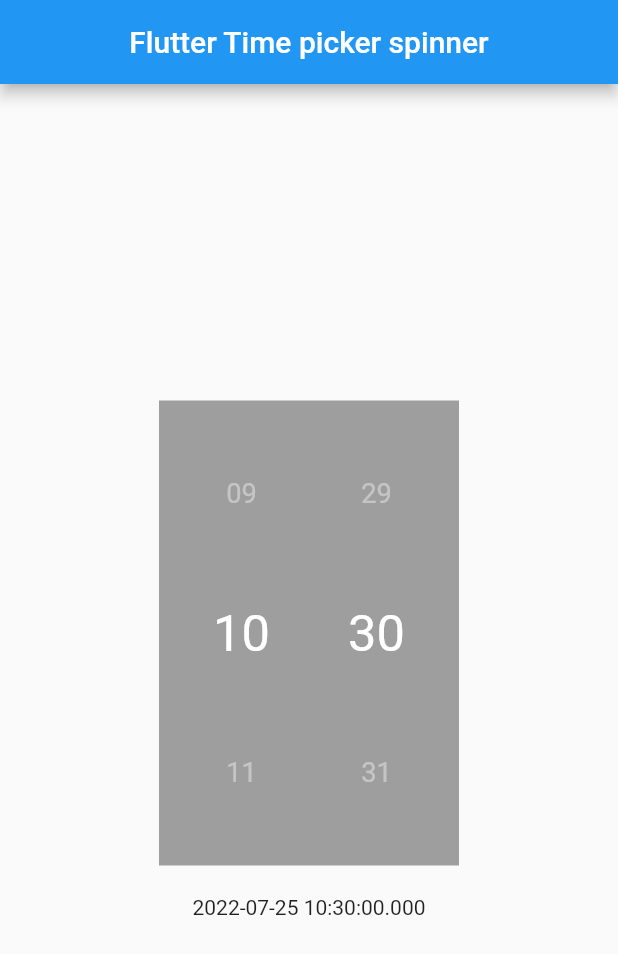
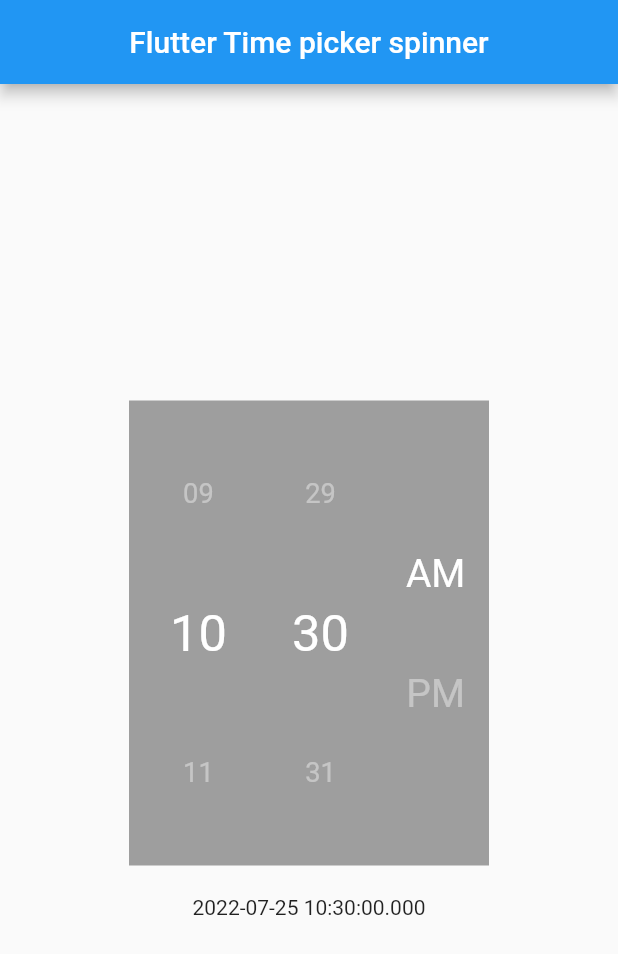
Before and after one commit to hamidjalili59/flutter_spinner_picker, a Flutter app: the screen it shows after launch, on a phone screen of 412 x 824 dp. Shown: the top 954 px of the screen. Run offline on Flutter 3.47's test engine with Material 2 defaults, Android fonts, the phone set to English and light mode, and no system bars.

Commit message:
fix variable scop wrong

```diff
--- a/example/lib/main.dart
+++ b/example/lib/main.dart
@@ -51,6 +51,7 @@ class _MyHomePageState extends State<MyHomePage> {
               FlutterSpinner(
                 color: Colors.grey,
                 fontSize: 26,
+                is24Hour: false,
                 selectedFontColor: Colors.white,
                 unselectedFontColor: Colors.white.withOpacity(0.4),
                 height: 310,
--- a/lib/src/flutter_spinner_picker.dart
+++ b/lib/src/flutter_spinner_picker.dart
@@ -1,7 +1,4 @@
 import 'package:flutter/material.dart';
-
-int _indexLeft = 0;
-int _indexRight = 0;
 
 typedef TimePickerCallback = void Function(DateTime);
 
@@ -10,9 +7,11 @@ class FlutterSpinner extends StatefulWidget {
   final double? spacing;
   final double? width;
   final double? height;
+  final bool? is24Hour;
   final double itemHeight;
   final double itemWidth;
   final double? fontSize;
+  final double? suffixSize;
   final Color? selectedFontColor;
   final Color? unselectedFontColor;
   final double padding;
@@ -24,6 +23,7 @@ class FlutterSpinner extends StatefulWidget {
       required this.selectedDate,
       required this.height,
       required this.width,
+      required this.is24Hour,
       this.itemHeight = 20,
       this.itemWidth = 20,
       this.padding = 8,
@@ -31,6 +31,7 @@ class FlutterSpinner extends StatefulWidget {
       this.unselectedFontColor = Colors.white,
       this.selectedFontColor = Colors.white38,
       this.fontSize = 16,
+      this.suffixSize = 26,
       this.onTimeChange,
       Key? key})
       : super(key: key);
@@ -40,6 +41,10 @@ class FlutterSpinner extends StatefulWidget {
 }
 
 class _FlutterSpinnerState extends State<FlutterSpinner> {
+  bool isAM = true;
+  int _indexLeft = 0;
+  int _indexRight = 0;
+
   DateTime currentTime = DateTime.now();
   //getter
   DateTime getDateTime() {
@@ -67,7 +72,7 @@ class _FlutterSpinnerState extends State<FlutterSpinner> {
   @override
   Widget build(BuildContext context) {
     return Container(
-      width: widget.width,
+      width: widget.is24Hour! ? widget.width! : widget.width! * 1.2,
       height: widget.height,
       color: widget.color,
       child: Center(
@@ -76,7 +81,7 @@ class _FlutterSpinnerState extends State<FlutterSpinner> {
           crossAxisAlignment: CrossAxisAlignment.center,
           children: [
             SizedBox(
-              width: widget.width! / 2.5,
+              width: widget.width! / (widget.is24Hour == false ? 2.8 : 2.5),
               height: widget.height,
               child: SizedBox(
                 height: widget.itemHeight, // card height
@@ -89,25 +94,35 @@ class _FlutterSpinnerState extends State<FlutterSpinner> {
                   pageSnapping: true,
                   onPageChanged: (int index) => setState(() {
                     int saeat;
-                    saeat = index ~/ 24;
-                    _indexLeft = index - saeat * 24;
+                    saeat = index ~/ (widget.is24Hour! ? 24 : 12);
+                    _indexLeft = index - saeat * (widget.is24Hour! ? 24 : 12);
                     if (widget.onTimeChange != null) {
                       widget.onTimeChange!(getDateTime());
                     }
                   }),
                   itemBuilder: (_, i) {
                     int saeat;
-                    saeat = i ~/ 24;
+                    saeat = i ~/ (widget.is24Hour! ? 24 : 12);
                     return Transform.scale(
-                      scale: i - saeat * 24 == _indexLeft ? 1.3 : 0.7,
+                      scale:
+                          i - saeat * (widget.is24Hour! ? 24 : 12) == _indexLeft
+                              ? 1.3
+                              : 0.7,
                       child: SizedBox(
                           width: widget.itemWidth,
                           height: widget.itemHeight,
                           child: Center(
                             child: Text(
-                              (i - saeat * 24).toString().padLeft(2, "0"),
+                              (i - saeat * (widget.is24Hour! ? 24 : 12))
+                                  .toString()
+                                  .padLeft(2, "0"),
                               style: TextStyle(
-                                  color: i - saeat * 24 == _indexLeft
+                                  color: i -
+                                              saeat *
+                                                  (widget.is24Hour!
+                                                      ? 24
+                                                      : 12) ==
+                                          _indexLeft
                                       ? widget.selectedFontColor
                                       : widget.unselectedFontColor,
                                   fontSize: widget.fontSize),
@@ -122,7 +137,7 @@ class _FlutterSpinnerState extends State<FlutterSpinner> {
               width: widget.spacing,
             ),
             SizedBox(
-              width: widget.width! / 2.5,
+              width: widget.width! / (widget.is24Hour! ? 2.5 : 2.8),
               height: widget.height,
               child: SizedBox(
                 height: widget.itemHeight, // card height
@@ -163,6 +178,50 @@ class _FlutterSpinnerState extends State<FlutterSpinner> {
                 ),
               ),
             ),
+            widget.is24Hour! ? const SizedBox() : const SizedBox(width: 16),
+            Column(
+              mainAxisAlignment: MainAxisAlignment.center,
+              crossAxisAlignment: CrossAxisAlignment.center,
+              children: [
+                InkWell(
+                  onTap: () => setState(() {
+                    isAM = true;
+                  }),
+                  child: Container(
+                    width: 50,
+                    alignment: Alignment.center,
+                    child: Text(
+                      "AM",
+                      textAlign: TextAlign.center,
+                      style: TextStyle(
+                          color: isAM
+                              ? widget.selectedFontColor
+                              : widget.unselectedFontColor,
+                          fontSize: widget.suffixSize),
+                    ),
+                  ),
+                ),
+                const SizedBox(height: 50),
+                InkWell(
+                  onTap: () => setState(() {
+                    isAM = false;
+                  }),
+                  child: Container(
+                    width: 50,
+                    alignment: Alignment.center,
+                    child: Text(
+                      "PM",
+                      textAlign: TextAlign.center,
+                      style: TextStyle(
+                          color: !isAM
+                              ? widget.selectedFontColor
+                              : widget.unselectedFontColor,
+                          fontSize: widget.suffixSize),
+                    ),
+                  ),
+                ),
+              ],
+            )
           ],
         ),
       ),
--- a/pubspec.yaml
+++ b/pubspec.yaml
@@ -1,6 +1,6 @@
 name: flutter_spinner_picker
 description: Date Picker with spinner instead of a default material time picker. This widget works with 12 or 24 hour format and custom interval mode.
-version: 0.0.5
+version: 0.0.6
 Arthor: hamidjalili
 homepage: https://github.com/hamidjalili59/flutter_spinner_picker
 
```
Also changed, not shown: example/pubspec.lock, 1 other file.
